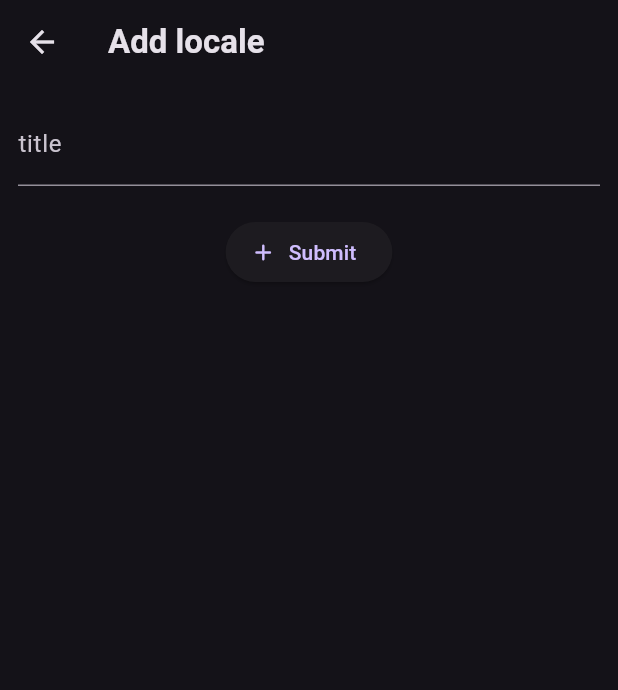
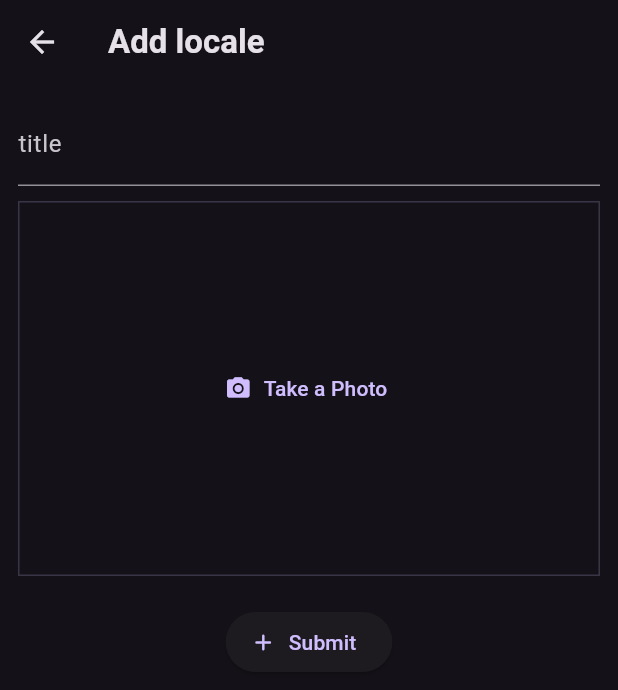
Before and after one commit to AaronPeterOcen/favorite_places_flutter, a Flutter app: the screen it shows after launch, after a tap on the "add" icon, on a phone screen of 412 x 824 dp. Shown: the top 690 px of the screen. Run offline on Flutter 3.47's test engine with Material 3 defaults, Android fonts, the phone set to English and light mode, and no system bars; our stand-ins replace flutter_riverpod, google_fonts.

Commit message:
adding an image saving functionality

```diff
--- a/lib/screens/add_places.dart
+++ b/lib/screens/add_places.dart
@@ -1,4 +1,5 @@
 import 'package:favorite_places/providers/user_place_provider.dart';
+import 'package:favorite_places/widgets/image_input.dart';
 import 'package:flutter/material.dart';
 import 'package:flutter_riverpod/flutter_riverpod.dart';
 
@@ -54,6 +55,8 @@ class _AddItemScreenState extends ConsumerState<AddItemScreen> {
                 style:
                     TextStyle(color: Theme.of(context).colorScheme.secondary),
               ),
+              SizedBox(height: 10.0),
+              ImageInput(),
               SizedBox(height: 20.0),
               ElevatedButton.icon(
                 icon: Icon(Icons.add_rounded),
--- /dev/null
+++ b/lib/widgets/image_input.dart
@@ -0,0 +1,32 @@
+// will handle taking of the image by the user camera
+
+import 'package:flutter/material.dart';
+
+class ImageInput extends StatefulWidget {
+  const ImageInput({super.key});
+
+  @override
+  State<ImageInput> createState() => _ImageInputState();
+}
+
+class _ImageInputState extends State<ImageInput> {
+  @override
+  Widget build(BuildContext context) {
+    return Container(
+      decoration: BoxDecoration(
+          border: Border.all(
+              width: 1,
+              color: Theme.of(context).colorScheme.primary.withOpacity(0.2))),
+      height: 250,
+      width: double.infinity,
+      alignment: Alignment.center,
+      child: TextButton.icon(
+        onPressed: () {},
+        label: const Text('Take a Photo'),
+        icon: const Icon(Icons.photo_camera),
+      ),
+    );
+  }
+}
+
+// FlutterError
--- a/lib/widgets/places_list.dart
+++ b/lib/widgets/places_list.dart
@@ -17,7 +17,7 @@ class PlacesList extends StatelessWidget {
         child: Text(
           "No Locations added yet",
           style: Theme.of(context).textTheme.titleMedium!.copyWith(
-                color: Theme.of(context).colorScheme.onSecondary,
+                color: Theme.of(context).colorScheme.secondary,
               ),
         ),
       );
--- a/pubspec.yaml
+++ b/pubspec.yaml
@@ -39,6 +39,7 @@ dependencies:
   flutter_launcher_icons: ^0.13.1
   uuid: ^4.4.2
   flutter_riverpod: ^2.5.1
+  image_picker: ^1.1.2
 dev_dependencies:
   flutter_test:
     sdk: flutter
```
Also changed, not shown: pubspec.lock, 5 other files.
